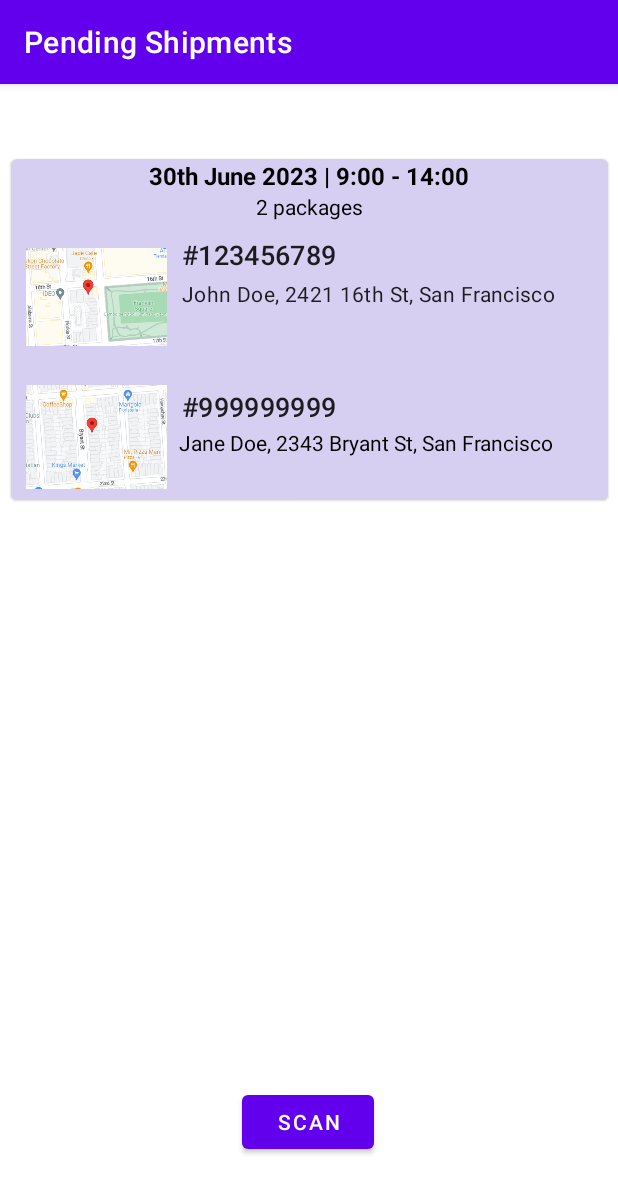
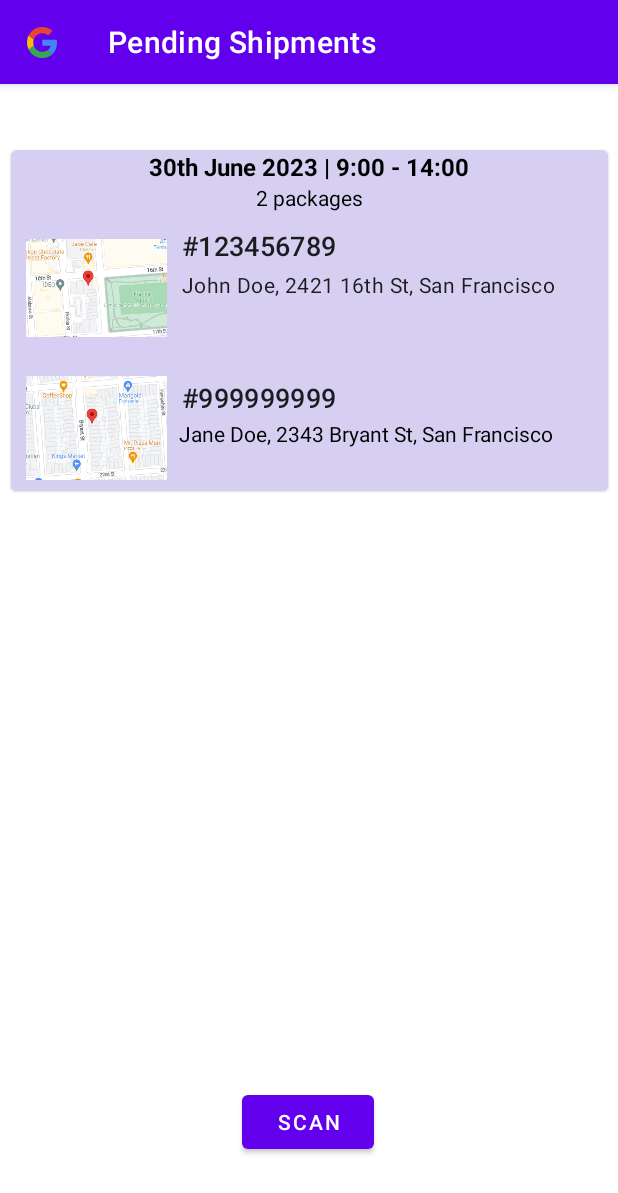
Before and after one commit to DiegoMartinezVillar/APM-DEAR, an Android app: the PendingShipments screen opened directly, with no data from a screen before it, on a phone screen of 412 x 824 dp. Shown: the top 1193 px of the screen. Run offline under Robolectric (Android 15) with nearby library versions, the phone set to English and light mode, and no system bars.

Commit message:
Added navigation menu for pending shipments and profile

```diff
--- a/app/src/main/java/ensemble/dear/PendingShipments.kt
+++ b/app/src/main/java/ensemble/dear/PendingShipments.kt
@@ -6,14 +6,38 @@ import android.os.Bundle
 import android.view.MenuItem
 import android.widget.Button
 import android.widget.TextView
+import androidx.activity.OnBackPressedCallback
+import androidx.core.view.GravityCompat
+import androidx.drawerlayout.widget.DrawerLayout
 
 class PendingShipments : AppCompatActivity() {
+    private lateinit var drawerLayout: DrawerLayout
     override fun onCreate(savedInstanceState: Bundle?) {
         super.onCreate(savedInstanceState)
         setContentView(R.layout.activity_pending_shipments)
 
-        val toolbar = findViewById<com.google.android.material.appbar.MaterialToolbar>(R.id.topAppBar)
-        setSupportActionBar(toolbar)
+        val topAppBar = findViewById<com.google.android.material.appbar.MaterialToolbar>(R.id.topAppBar)
+        setSupportActionBar(topAppBar)
+
+        drawerLayout = findViewById<androidx.drawerlayout.widget.DrawerLayout>(R.id.drawerLayout)
+        topAppBar.setNavigationOnClickListener {
+            drawerLayout.open()
+        }
+
+        val navigationView = findViewById<com.google.android.material.navigation.NavigationView>(R.id.navigationView)
+        navigationView.setNavigationItemSelectedListener { menuItem ->
+            when (menuItem.itemId) {
+                R.id.navProfile -> {
+                    startActivity(Intent(applicationContext, Profile::class.java))
+                }
+                R.id.navLogOut -> {
+                    startActivity(Intent(applicationContext, ClientLogIn::class.java))
+                }
+            }
+            menuItem.isChecked = true
+            drawerLayout.close()
+            true
+        }
 
         val buttonScan = findViewById<Button>(R.id.buttonScan)
 
@@ -27,4 +51,12 @@ class PendingShipments : AppCompatActivity() {
             startActivity(Intent(applicationContext, CourierTrackingDetails::class.java))
         }
     }
+
+    override fun onBackPressed() {
+        if (drawerLayout.isDrawerOpen(GravityCompat.START)) {
+            drawerLayout.close()
+        } else {
+            onBackPressedDispatcher.onBackPressed()
+        }
+    }
 }
--- a/app/src/main/res/layout/activity_pending_shipments.xml
+++ b/app/src/main/res/layout/activity_pending_shipments.xml
@@ -1,62 +1,55 @@
 <?xml version="1.0" encoding="utf-8"?>
-<androidx.constraintlayout.widget.ConstraintLayout xmlns:android="http://schemas.android.com/apk/res/android"
+<androidx.drawerlayout.widget.DrawerLayout xmlns:android="http://schemas.android.com/apk/res/android"
     xmlns:app="http://schemas.android.com/apk/res-auto"
     xmlns:tools="http://schemas.android.com/tools"
+    android:id="@+id/drawerLayout"
+    android:layout_width="match_parent"
+    android:layout_height="match_parent"
+    tools:context=".PendingShipments"
+    tools:openDrawer="start">
+
+    <androidx.coordinatorlayout.widget.CoordinatorLayout
+        android:layout_width="match_parent"
+        android:layout_height="match_parent"
+        android:fitsSystemWindows="true">
+
+        <com.google.android.material.appbar.AppBarLayout
+            android:layout_width="match_parent"
+            android:layout_height="wrap_content"
+            style="@style/Widget.MaterialComponents.AppBarLayout.PrimarySurface"
+            android:fitsSystemWindows="true">
+
+            <com.google.android.material.appbar.MaterialToolbar
+                android:id="@+id/topAppBar"
+                android:layout_width="match_parent"
+                android:layout_height="?attr/actionBarSize"
+                app:title="@string/pending_shipments"
+                app:navigationIcon="@drawable/google__g__logo"
+                style="@style/Widget.MaterialComponents.Toolbar.PrimarySurface"
+                android:background="@android:color/transparent"
+                android:elevation="0dp" />
+
+        </com.google.android.material.appbar.AppBarLayout>
+
+        <androidx.constraintlayout.widget.ConstraintLayout
             android:id="@+id/constraintViewPendShipments"
             android:layout_width="match_parent"
             android:layout_height="match_parent"
             tools:context=".PendingShipments">
 
-    <!--androidx.constraintlayout.widget.Guideline
-        android:id="@+id/guideline"
-        android:layout_width="wrap_content"
-        android:layout_height="wrap_content"
-        android:orientation="vertical"
-        app:layout_constraintGuide_percent="0.50121653" />
-
-    <TextView
-        android:id="@+id/name"
-        android:layout_width="match_parent"
-        android:layout_height="wrap_content"
-        android:gravity="center"
-        android:padding="15dp"
-        android:text="Card 1"
-        tools:layout_editor_absoluteX="0dp"
-        tools:layout_editor_absoluteY="132dp" />
-
-
-
-    <com.google.android.material.floatingactionbutton.FloatingActionButton
-        android:id="@+id/floatingActionButton3"
-        android:layout_width="wrap_content"
-        android:layout_height="wrap_content"
-        android:layout_marginEnd="16dp"
-        android:layout_marginBottom="16dp"
-        android:src="@android:drawable/ic_input_add"
-        app:layout_constraintBottom_toBottomOf="parent"
-        app:layout_constraintEnd_toEndOf="parent" /-->
-
-
-    <com.google.android.material.appbar.MaterialToolbar
-        android:id="@+id/topAppBar"
-        style="@style/Widget.MaterialComponents.Toolbar.Primary"
-        android:layout_width="match_parent"
-        android:layout_height="?attr/actionBarSize"
-        app:layout_constraintTop_toTopOf="parent"
-        app:title="@string/pending_shipments" />
 
             <com.google.android.material.card.MaterialCardView
                 android:id="@+id/materialCardView2"
                 android:layout_width="398dp"
                 android:layout_height="227dp"
                 android:layout_marginStart="5dp"
-        android:layout_marginTop="50dp"
+                android:layout_marginTop="100dp"
                 android:layout_marginEnd="5dp"
                 app:cardBackgroundColor="#D6CFF1"
                 app:cardCornerRadius="4dp"
                 app:layout_constraintEnd_toEndOf="parent"
                 app:layout_constraintStart_toStartOf="parent"
-        app:layout_constraintTop_toBottomOf="@+id/topAppBar">
+                app:layout_constraintTop_toTopOf="parent">
 
                 <LinearLayout
                     android:layout_width="match_parent"
@@ -179,5 +172,20 @@
                 app:layout_constraintTop_toBottomOf="@+id/materialCardView2"
                 app:layout_constraintVertical_bias="1.0" />
 
+        </androidx.constraintlayout.widget.ConstraintLayout>
 
-</androidx.constraintlayout.widget.ConstraintLayout>
+    </androidx.coordinatorlayout.widget.CoordinatorLayout>
+
+    <com.google.android.material.navigation.NavigationView
+            android:id="@+id/navigationView"
+            android:layout_width="wrap_content"
+            android:layout_height="match_parent"
+            android:layout_gravity="start"
+            android:fitsSystemWindows="true"
+            app:headerLayout="@layout/header_navigation_drawer"
+            app:layout_constraintStart_toStartOf="parent"
+            app:layout_constraintTop_toTopOf="parent"
+            app:menu="@menu/courier_navigation_drawer" />
+
+
+</androidx.drawerlayout.widget.DrawerLayout>
--- a/app/src/main/res/menu/navigation_drawer.xml
+++ b/app/src/main/res/menu/client_navigation_drawer.xml
@@ -6,7 +6,7 @@
         <item
             android:id="@+id/navCurrentTrackings"
             android:icon="@drawable/google__g__logo"
-            android:title="Current trackings"
+            android:title="@string/current_trackings"
             android:checked="true" />
     </group>
 
@@ -15,7 +15,7 @@
         android:checkableBehavior="single">
         <item
             android:id="@+id/subtitle"
-            android:title="Subtitle">
+            android:title="@string/account">
             <menu>
 
                 <item
--- a/app/src/main/res/values/strings.xml
+++ b/app/src/main/res/values/strings.xml
@@ -57,4 +57,5 @@
     <string name="profile">Profile</string>
     <string name="chat">Chat</string>
     <string name="log_out">Log out</string>
+    <string name="account">Account</string>
 </resources>
```
Also changed, not shown: app/src/main/java/ensemble/dear/Profile.kt (+46 -4 lines), app/src/main/res/layout/activity_current_trackings.xml (+2 -20 lines), app/src/main/res/layout/activity_profile.xml (+47 -11 lines), 1 other file. Lines whose indentation alone changed are shown as unchanged.
